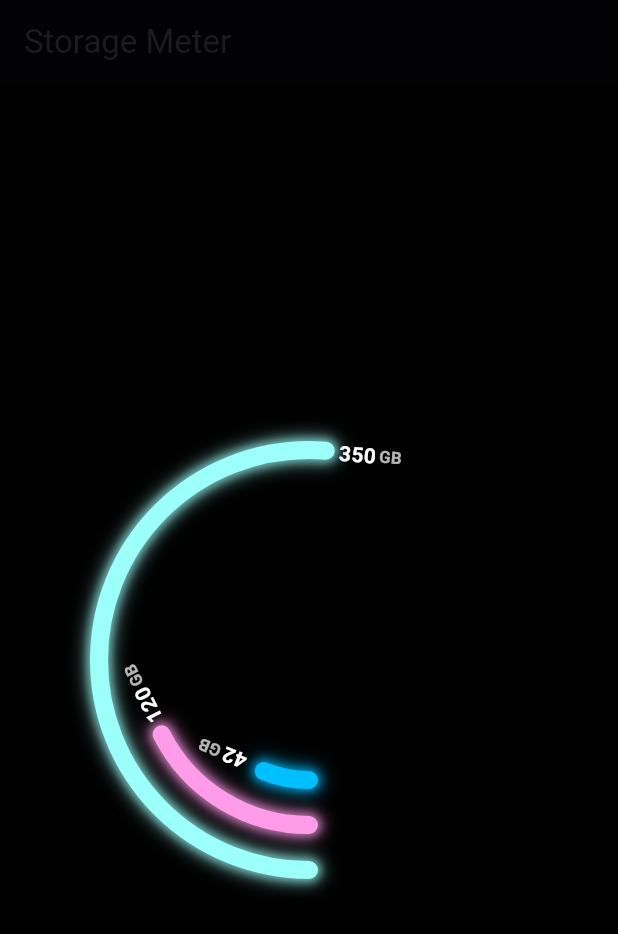
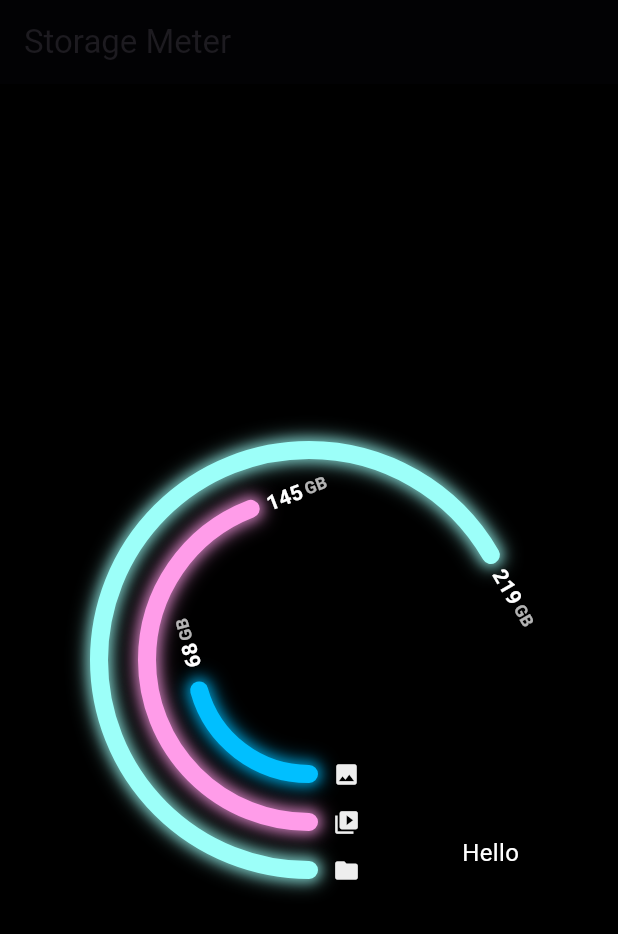
Before and after one commit to DivyankSisodia/flutter-helpers, a Flutter app: the screen it shows after launch, on a phone screen of 412 x 824 dp. Shown: the top 934 px of the screen. Run offline on Flutter 3.47's test engine with Material 3 defaults, Android fonts, the phone set to English and light mode, and no system bars; our stand-ins replace dio, file_picker, flutter_riverpod, fpdart, shared_preferences; missing offline and left inert: dart:html, ffmpeg_wasm.

Commit message:
Update SizeMeter widget: adjust total capacity, refine arc data, and enhance layout with icons

```diff
--- a/lib/custom/ui.dart
+++ b/lib/custom/ui.dart
@@ -15,14 +15,14 @@ class FirstCustomWidget extends StatelessWidget {
       ),
       body: Center(
         child: SizeMeter(
-          totalCapacity: 512, // Total storage capacity in GB
+          totalCapacity: 432, // Total storage capacity in GB
           arcs: const [
-            (42, Color(0xFFFF9CE9)), // 42GB - Neon Pink
-            (120, Color(0xFFFFF873)), // 120GB - Neon Yellow
-            (350, Color(0xFF9CFFF9)), // 350GB - Neon Cyan
+            (68, Color(0xFFFF9CE9), Icons.photo), // 42GB - Neon Pink
+            (145, Color(0xFFFFF873), Icons.video_library), // 120GB - Neon Yellow
+            (219, Color(0xFF9CFFF9), Icons.folder), // 350GB - Neon Cyan
           ],
           arcWidth: 12.0, // Reduced to 75% of 16.0
-          spacing: 18.0, // Increased spacing for better separation
+          spacing: 20.0, // Increased spacing for better separation
           arcSizeTextStyle: const TextStyle(
             fontSize: 14,
             fontWeight: FontWeight.w600,
@@ -36,8 +36,8 @@ class FirstCustomWidget extends StatelessWidget {
 }
 
 class SizeMeter extends StatelessWidget {
-  final int totalCapacity; // Total storage capacity in GB
-  final List<(int size, Color color)> arcs;
+  final int? totalCapacity; // Total storage capacity in GB (optional, not used for arc length)
+  final List<(int size, Color color, IconData icon)> arcs;
   final double arcWidth;
   final double spacing;
   final TextStyle arcSizeTextStyle;
@@ -45,7 +45,7 @@ class SizeMeter extends StatelessWidget {
 
   const SizeMeter({
     super.key,
-    required this.totalCapacity,
+    this.totalCapacity, // Made optional since we're using relative sizing
     required this.arcs,
     this.arcWidth = 10.0,
     this.spacing = 6.0,
@@ -56,22 +56,25 @@ class SizeMeter extends StatelessWidget {
   @override
   Widget build(BuildContext context) {
     const double meterSize = 280.0;
-    const double maxSweepAngle = math.pi * 1.5; // 270 degrees for full capacity
+    const double maxSweepAngle = math.pi * 4 / 3; // 240 degrees for full capacity
 
     // Sort arcs by size (largest first for outermost positioning)
-    final sortedArcs = List<(int, Color)>.from(arcs)..sort((a, b) => b.$1.compareTo(a.$1));
+    final sortedArcs = List<(int, Color, IconData)>.from(arcs)..sort((a, b) => b.$1.compareTo(a.$1));
     final neonColors = [
       const Color(0xFF9CFFF9), // Cyan neon for largest (outermost)
       const Color(0xFFFF9CE9), // Pink neon for medium (middle)
       const Color(0xFF00BFFF), // Blue neon for smallest (innermost)
     ];
 
+    // Find the largest arc size to use as reference for relative sizing
+    final largestArcSize = sortedArcs.isNotEmpty ? sortedArcs.first.$1 : 1;
+
     // Assign colors based on position (largest gets cyan outermost, smallest gets blue innermost)
     final coloredArcs = sortedArcs.asMap().entries.map((entry) {
       final index = entry.key;
       final arc = entry.value;
       final color = index < neonColors.length ? neonColors[index] : neonColors.last;
-      return (arc.$1, color);
+      return (arc.$1, color, arc.$3); // Keep the original icon
     }).toList();
 
     return SizedBox(
@@ -80,25 +83,36 @@ class SizeMeter extends StatelessWidget {
       child: Stack(
         alignment: Alignment.center,
         children: [
+          Positioned(
+            bottom: 0,
+            right: 0,
+            child: Text(
+              'Hello',
+              style: TextStyle(color: Colors.white, fontSize: 16),
+            ),
+          ),
           // Arc layers from outermost to innermost
-          ...coloredArcs.asMap().entries.map((entry) {
+          ...coloredArcs.asMap().entries.map(
+            (entry) {
               final index = entry.key;
               final arc = entry.value;
               final radius = (meterSize / 2) - (index * (arcWidth + spacing));
 
-            // Calculate arc length based on data size relative to total capacity
-            final length = (arc.$1 / totalCapacity) * maxSweepAngle;
+              // Calculate arc length relative to the largest arc (not total capacity)
+              final length = (arc.$1 / largestArcSize) * maxSweepAngle;
 
               return SizeMeterArc(
                 size: arc.$1,
                 color: arc.$2,
+                icon: arc.$3,
                 width: arcWidth,
                 length: length,
                 radius: radius,
                 arcSizeTextStyle: arcSizeTextStyle,
                 dimmedTextColor: dimmedTextColor,
               );
-          }),
+            },
+          ),
         ],
       ),
     );
@@ -108,6 +122,7 @@ class SizeMeter extends StatelessWidget {
 class SizeMeterArc extends StatelessWidget {
   final int size;
   final Color color;
+  final IconData icon;
   final double width;
   final double length; // in radians
   final double radius;
@@ -118,6 +133,7 @@ class SizeMeterArc extends StatelessWidget {
     super.key,
     required this.size,
     required this.color,
+    required this.icon,
     required this.width,
     required this.length,
     required this.radius,
@@ -132,6 +148,10 @@ class SizeMeterArc extends StatelessWidget {
 
     // Position text slightly outside the end of the arc
     final textRadius = radius + 3;
+
+    // Position icon at the start of the arc with right padding
+    final iconRadius = radius + 8;
+    final iconAngle = startAngle; // Position at the start of the arc
 
     // Rotate text to be tangent to the arc's end point
     final textRotationAngle = endAngle + math.pi / 2;
@@ -153,6 +173,22 @@ class SizeMeterArc extends StatelessWidget {
               startAngle: startAngle,
             ),
           ),
+          // Icon positioned at arc start
+          Transform.translate(
+            offset: Offset(
+              iconRadius * math.cos(iconAngle),
+              iconRadius * math.sin(iconAngle),
+            ),
+            child: Container(
+              padding: const EdgeInsets.only(left: 50.0, bottom: 16), // Right padding
+              child: Icon(
+                icon,
+                color: Colors.grey[200],
+                size: 18.0,
+              ),
+            ),
+          ),
+
           // Text positioned at arc end
           Transform.translate(
             offset: Offset(
@@ -162,7 +198,7 @@ class SizeMeterArc extends StatelessWidget {
             child: Transform.rotate(
               angle: textRotationAngle,
               child: Container(
-                padding: const EdgeInsets.only(top: 8.0, left: 60),
+                padding: const EdgeInsets.only(top: 8.0, left: 65),
                 child: _buildTextWidget(),
               ),
             ),
@@ -223,10 +259,10 @@ class ArcPainter extends CustomPainter {
     // Inner glow effect
     final innerGlowPaint = Paint()
       ..color = color.withOpacity(0.6)
-      ..strokeWidth = width + 4
+      ..strokeWidth = width + 3
       ..style = PaintingStyle.stroke
       ..strokeCap = StrokeCap.round
-      ..maskFilter = const MaskFilter.blur(BlurStyle.normal, 3.0);
+      ..maskFilter = const MaskFilter.blur(BlurStyle.normal, 4.0);
 
     // Main arc
     final paint = Paint()
```
Lines whose indentation alone changed are shown as unchanged.
